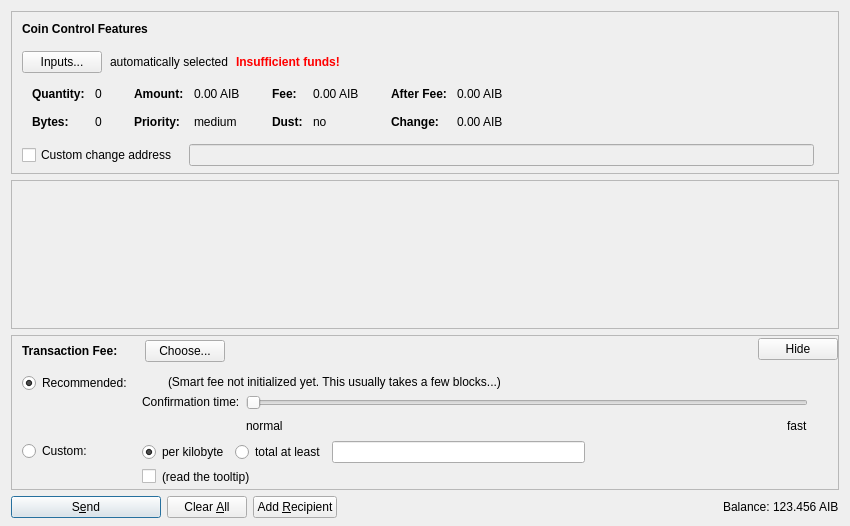
Before: the Qt Designer form src/qt/forms/sendcoinsdialog.ui in iobond/aib, drawn with Qt 5.
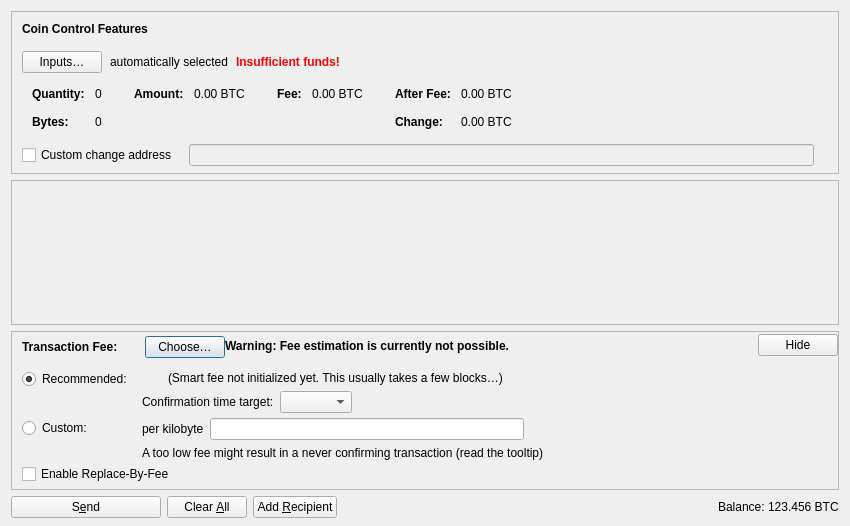
After: the same form once the commit is applied. Icons and pictures are not drawn. Custom widgets are drawn as their Qt base class.

Diff of the .ui file:
```diff
--- a/src/qt/forms/sendcoinsdialog.ui
+++ b/src/qt/forms/sendcoinsdialog.ui
@@ -107,7 +107,7 @@
              <string notr="true"/>
             </property>
             <property name="text">
-             <string>Inputs...</string>
+             <string>Inputs…</string>
             </property>
             <property name="autoDefault">
              <bool>false</bool>
@@ -324,36 +324,7 @@
                   <enum>Qt::ActionsContextMenu</enum>
                  </property>
                  <property name="text">
-                  <string notr="true">0.00 AIB</string>
-                 </property>
-                 <property name="textInteractionFlags">
-                  <set>Qt::LinksAccessibleByMouse|Qt::TextSelectableByKeyboard|Qt::TextSelectableByMouse</set>
-                 </property>
-                </widget>
-               </item>
-               <item row="1" column="0">
-                <widget class="QLabel" name="labelCoinControlPriorityText">
-                 <property name="font">
-                  <font>
-                   <weight>75</weight>
-                   <bold>true</bold>
-                  </font>
-                 </property>
-                 <property name="text">
-                  <string>Priority:</string>
-                 </property>
-                </widget>
-               </item>
-               <item row="1" column="1">
-                <widget class="QLabel" name="labelCoinControlPriority">
-                 <property name="cursor">
-                  <cursorShape>IBeamCursor</cursorShape>
-                 </property>
-                 <property name="contextMenuPolicy">
-                  <enum>Qt::ActionsContextMenu</enum>
-                 </property>
-                 <property name="text">
-                  <string notr="true">medium</string>
+                  <string notr="true">0.00 BTC</string>
                  </property>
                  <property name="textInteractionFlags">
                   <set>Qt::LinksAccessibleByMouse|Qt::TextSelectableByKeyboard|Qt::TextSelectableByMouse</set>
@@ -404,36 +375,7 @@
                   <enum>Qt::ActionsContextMenu</enum>
                  </property>
                  <property name="text">
-                  <string notr="true">0.00 AIB</string>
-                 </property>
-                 <property name="textInteractionFlags">
-                  <set>Qt::LinksAccessibleByMouse|Qt::TextSelectableByKeyboard|Qt::TextSelectableByMouse</set>
-                 </property>
-                </widget>
-               </item>
-               <item row="1" column="0">
-                <widget class="QLabel" name="labelCoinControlLowOutputText">
-                 <property name="font">
-                  <font>
-                   <weight>75</weight>
-                   <bold>true</bold>
-                  </font>
-                 </property>
-                 <property name="text">
-                  <string>Dust:</string>
-                 </property>
-                </widget>
-               </item>
-               <item row="1" column="1">
-                <widget class="QLabel" name="labelCoinControlLowOutput">
-                 <property name="cursor">
-                  <cursorShape>IBeamCursor</cursorShape>
-                 </property>
-                 <property name="contextMenuPolicy">
-                  <enum>Qt::ActionsContextMenu</enum>
-                 </property>
-                 <property name="text">
-                  <string notr="true">no</string>
+                  <string notr="true">0.00 BTC</string>
                  </property>
                  <property name="textInteractionFlags">
                   <set>Qt::LinksAccessibleByMouse|Qt::TextSelectableByKeyboard|Qt::TextSelectableByMouse</set>
@@ -444,6 +386,9 @@
              </item>
              <item>
               <layout class="QFormLayout" name="formLayoutCoinControl4">
+               <property name="labelAlignment">
+                <set>Qt::AlignLeft|Qt::AlignVCenter</set>
+               </property>
                <property name="horizontalSpacing">
                 <number>10</number>
                </property>
@@ -484,7 +429,7 @@
                   <enum>Qt::ActionsContextMenu</enum>
                  </property>
                  <property name="text">
-                  <string notr="true">0.00 AIB</string>
+                  <string notr="true">0.00 BTC</string>
                  </property>
                  <property name="textInteractionFlags">
                   <set>Qt::LinksAccessibleByMouse|Qt::TextSelectableByKeyboard|Qt::TextSelectableByMouse</set>
@@ -513,7 +458,7 @@
                   <enum>Qt::ActionsContextMenu</enum>
                  </property>
                  <property name="text">
-                  <string notr="true">0.00 AIB</string>
+                  <string notr="true">0.00 BTC</string>
                  </property>
                  <property name="textInteractionFlags">
                   <set>Qt::LinksAccessibleByMouse|Qt::TextSelectableByKeyboard|Qt::TextSelectableByMouse</set>
@@ -767,7 +712,7 @@
               <item>
                <widget class="QPushButton" name="buttonChooseFee">
                 <property name="text">
-                 <string>Choose...</string>
+                 <string>Choose…</string>
                 </property>
                </widget>
               </item>
@@ -788,11 +733,33 @@
             </item>
            </layout>
           </item>
+          <item>
+           <widget class="QLabel" name="fallbackFeeWarningLabel">
+            <property name="toolTip">
+             <string>Using the fallbackfee can result in sending a transaction that will take several hours or days (or never) to confirm. Consider choosing your fee manually or wait until you have validated the complete chain.</string>
+            </property>
+            <property name="font">
+            <font>
+                <weight>75</weight>
+                <bold>true</bold>
+            </font>
+            </property>
+            <property name="text">
+             <string>Warning: Fee estimation is currently not possible.</string>
+            </property>
+            <property name="wordWrap">
+             <bool>false</bool>
+            </property>
+           </widget>
+          </item>
           <item>
            <spacer name="horizontalSpacer_4">
             <property name="orientation">
              <enum>Qt::Horizontal</enum>
             </property>
+            <property name="sizeType">
+             <enum>QSizePolicy::MinimumExpanding</enum>
+            </property>
             <property name="sizeHint" stdset="0">
              <size>
               <width>40</width>
@@ -853,32 +820,13 @@
                <item>
                 <layout class="QHBoxLayout" name="horizontalLayoutFee13">
                  <item>
-                  <widget class="QRadioButton" name="radioCustomPerKilobyte">
+                  <widget class="QLabel" name="labelCustomPerKilobyte">
                    <property name="toolTip">
                     <string>If the custom fee is set to 1000 satoshis and the transaction is only 250 bytes, then &quot;per kilobyte&quot; only pays 250 satoshis in fee, while &quot;total at least&quot; pays 1000 satoshis. For transactions bigger than a kilobyte both pay by kilobyte.</string>
                    </property>
                    <property name="text">
                     <string>per kilobyte</string>
                    </property>
-                   <property name="checked">
-                    <bool>true</bool>
-                   </property>
-                   <attribute name="buttonGroup">
-                    <string notr="true">groupCustomFee</string>
-                   </attribute>
-                  </widget>
-                 </item>
-                 <item>
-                  <widget class="QRadioButton" name="radioCustomAtLeast">
-                   <property name="toolTip">
-                    <string>If the custom fee is set to 1000 satoshis and the transaction is only 250 bytes, then &quot;per kilobyte&quot; only pays 250 satoshis in fee, while &quot;total at least&quot; pays 1000 satoshis. For transactions bigger than a kilobyte both pay by kilobyte.</string>
-                   </property>
-                   <property name="text">
-                    <string>total at least</string>
-                   </property>
-                   <attribute name="buttonGroup">
-                    <string notr="true">groupCustomFee</string>
-                   </attribute>
                   </widget>
                  </item>
                  <item>
@@ -902,17 +850,7 @@
                <item>
                 <layout class="QHBoxLayout" name="horizontalLayoutFee8">
                  <item>
-                  <widget class="QCheckBox" name="checkBoxMinimumFee">
-                   <property name="toolTip">
-                    <string>Paying only the minimum fee is just fine as long as there is less transaction volume than space in the blocks. But be aware that this can end up in a never confirming transaction once there is more demand for aib coin transactions than the network can process.</string>
-                   </property>
-                   <property name="text">
-                    <string/>
-                   </property>
-                  </widget>
-                 </item>
-                 <item>
-                  <widget class="QLabel" name="labelMinFeeWarning">
+                  <widget class="QLabel" name="labelCustomFeeWarning">
                    <property name="enabled">
                     <bool>true</bool>
                    </property>
@@ -920,10 +858,7 @@
                     <string>Paying only the minimum fee is just fine as long as there is less transaction volume than space in the blocks. But be aware that this can end up in a never confirming transaction once there is more demand for aib coin transactions than the network can process.</string>
                    </property>
                    <property name="text">
-                    <string>(read the tooltip)</string>
-                   </property>
-                   <property name="margin">
-                    <number>5</number>
+                    <string>A too low fee might result in a never confirming transaction (read the tooltip)</string>
                    </property>
                   </widget>
                  </item>
@@ -1016,9 +951,6 @@
                    <property name="text">
                     <string/>
                    </property>
-                   <property name="margin">
-                    <number>2</number>
-                   </property>
                   </widget>
                  </item>
                  <item>
@@ -1031,10 +963,7 @@
                  <item>
                   <widget class="QLabel" name="labelSmartFee2">
                    <property name="text">
-                    <string>(Smart fee not initialized yet. This usually takes a few blocks...)</string>
-                   </property>
-                   <property name="margin">
-                    <number>2</number>
+                    <string>(Smart fee not initialized yet. This usually takes a few blocks…)</string>
                    </property>
                   </widget>
                  </item>
@@ -1060,26 +989,10 @@
                    <item>
                     <widget class="QLabel" name="labelSmartFee3">
                      <property name="text">
-                      <string>Confirmation time:</string>
-                     </property>
-                     <property name="margin">
-                      <number>2</number>
+                      <string>Confirmation time target:</string>
                      </property>
                     </widget>
                    </item>
-                   <item>
-                    <spacer name="verticalSpacer_3">
-                     <property name="orientation">
-                      <enum>Qt::Vertical</enum>
-                     </property>
-                     <property name="sizeHint" stdset="0">
-                      <size>
-                       <width>1</width>
-                       <height>1</height>
-                      </size>
-                     </property>
-                    </spacer>
-                   </item>
                   </layout>
                  </item>
                  <item>
@@ -1088,44 +1001,15 @@
                     <number>30</number>
                    </property>
                    <item>
-                    <widget class="QSlider" name="sliderSmartFee">
-                     <property name="minimum">
+                    <layout class="QHBoxLayout" name="horizontalLayoutConfTarget">
+                     <property name="bottomMargin">
                       <number>0</number>
                      </property>
-                     <property name="maximum">
-                      <number>24</number>
-                     </property>
-                     <property name="pageStep">
-                      <number>1</number>
-                     </property>
-                     <property name="value">
-                      <number>0</number>
-                     </property>
-                     <property name="orientation">
-                      <enum>Qt::Horizontal</enum>
-                     </property>
-                     <property name="invertedAppearance">
-                      <bool>false</bool>
-                     </property>
-                     <property name="invertedControls">
-                      <bool>false</bool>
-                     </property>
-                     <property name="tickPosition">
-                      <enum>QSlider::NoTicks</enum>
-                     </property>
-                    </widget>
-                   </item>
-                   <item>
-                    <layout class="QHBoxLayout" name="horizontalLayoutFee10">
                      <item>
-                      <widget class="QLabel" name="labelSmartFeeNormal">
-                       <property name="text">
-                        <string>normal</string>
-                       </property>
-                      </widget>
+                      <widget class="QComboBox" name="confTargetSelector"/>
                      </item>
                      <item>
-                      <spacer name="horizontalSpacer_3">
+                      <spacer name="horizontalSpacerConfTarget">
                        <property name="orientation">
                         <enum>Qt::Horizontal</enum>
                        </property>
@@ -1137,13 +1021,6 @@
                        </property>
                       </spacer>
                      </item>
-                     <item>
-                      <widget class="QLabel" name="labelSmartFeeFast">
-                       <property name="text">
-                        <string>fast</string>
-                       </property>
-                      </widget>
-                     </item>
                     </layout>
                    </item>
                   </layout>
@@ -1167,6 +1044,16 @@
              </item>
             </layout>
            </item>
+           <item>
+            <widget class="QCheckBox" name="optInRBF">
+             <property name="text">
+              <string>Enable Replace-By-Fee</string>
+             </property>
+             <property name="toolTip">
+              <string>With Replace-By-Fee (BIP-125) you can increase a transaction's fee after it is sent. Without this, a higher fee may be recommended to compensate for increased transaction delay risk.</string>
+             </property>
+            </widget>
+           </item>
           </layout>
          </widget>
         </item>
@@ -1177,8 +1064,8 @@
           </property>
           <property name="sizeHint" stdset="0">
            <size>
-            <width>800</width>
-            <height>1</height>
+            <width>40</width>
+            <height>5</height>
            </size>
           </property>
          </spacer>
@@ -1212,7 +1099,7 @@
         <bool>false</bool>
        </property>
        <property name="default">
-        <bool>true</bool>
+        <bool>false</bool>
        </property>
       </widget>
      </item>
@@ -1299,7 +1186,7 @@
           <cursorShape>IBeamCursor</cursorShape>
          </property>
          <property name="text">
-          <string notr="true">123.456 AIB</string>
+          <string notr="true">123.456 BTC</string>
          </property>
          <property name="textInteractionFlags">
           <set>Qt::LinksAccessibleByMouse|Qt::TextSelectableByKeyboard|Qt::TextSelectableByMouse</set>
```
Left out of the diff: 18 changed lines with no effect on the pictures.
